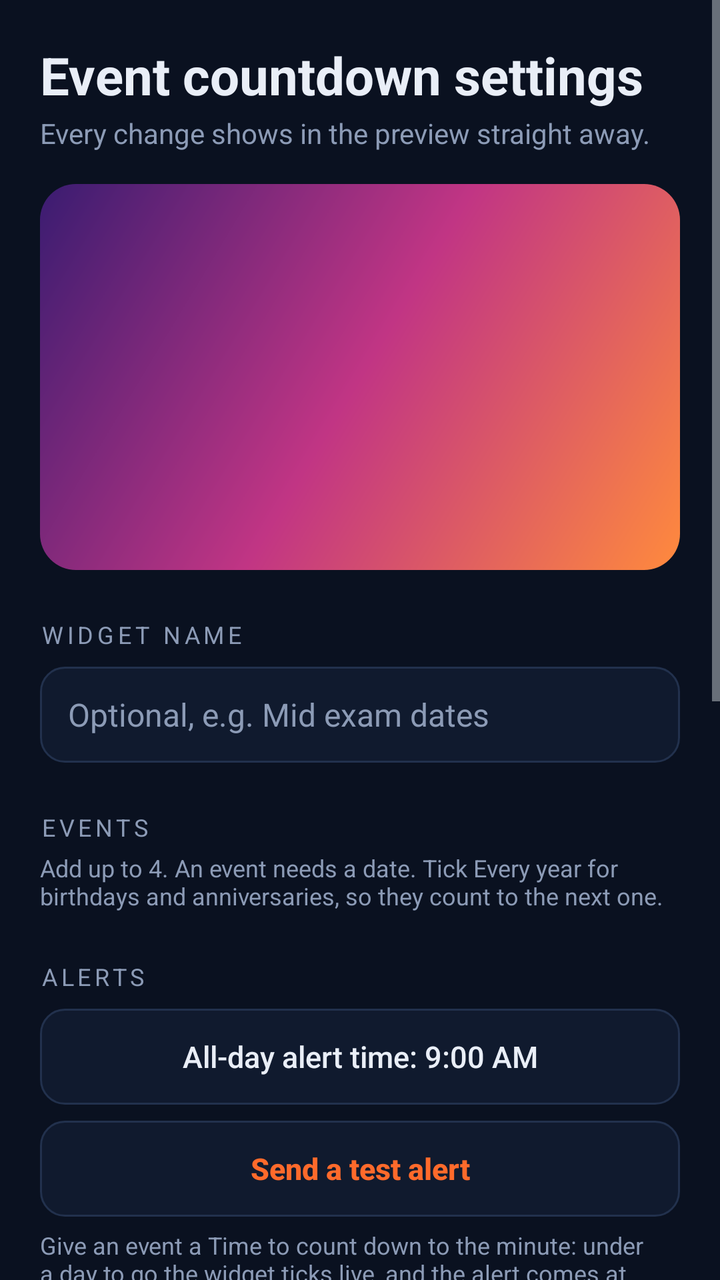
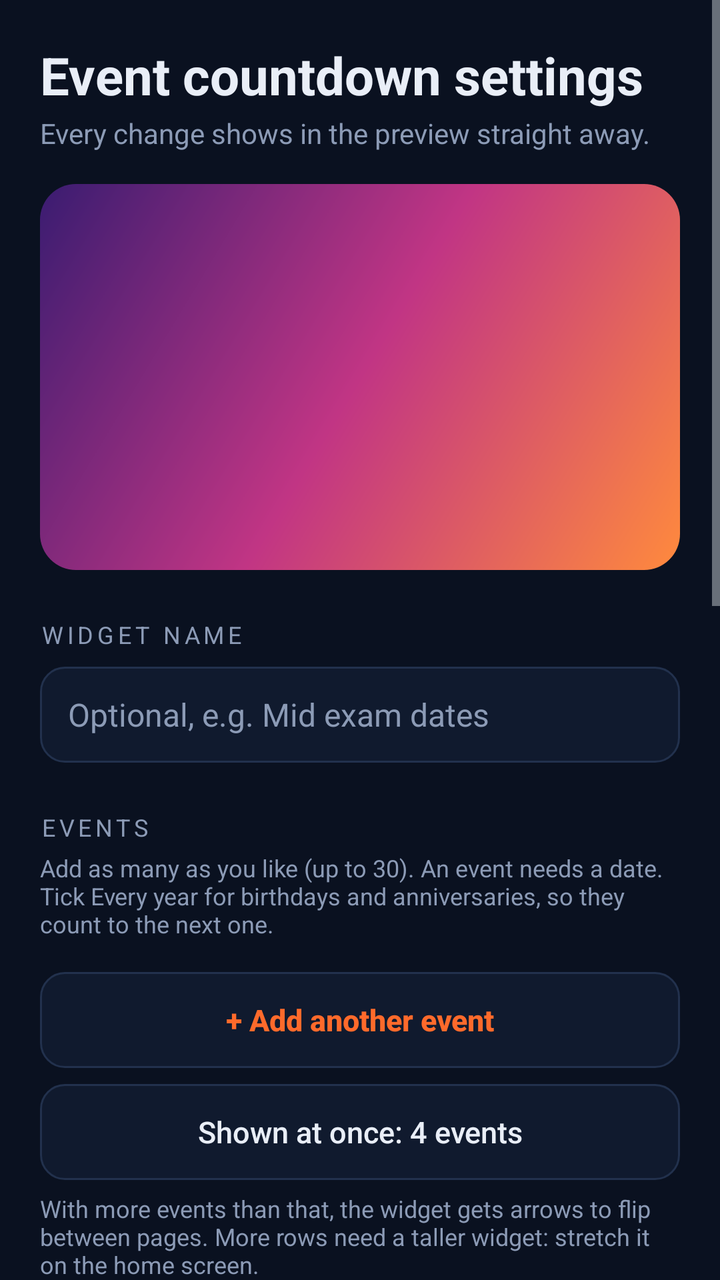

Screens rendered from an Android XML layout before and after an edit, with the pre-edit source and the edit as a unified diff.
<!-- AndroidManifest.xml: application theme AppTheme -->
<!-- res/layout/activity_config_events.xml -->
<?xml version="1.0" encoding="utf-8"?>
<ScrollView xmlns:android="http://schemas.android.com/apk/res/android"
    android:layout_width="match_parent"
    android:layout_height="match_parent"
    android:background="@color/bg"
    android:fillViewport="true">

    <LinearLayout
        android:layout_width="match_parent"
        android:layout_height="wrap_content"
        android:orientation="vertical"
        android:padding="20dp">

        <TextView
            android:layout_width="match_parent"
            android:layout_height="wrap_content"
            android:text="Event countdown settings"
            android:textColor="@color/fg"
            android:textSize="26sp"
            android:textStyle="bold" />

        <TextView
            android:layout_width="match_parent"
            android:layout_height="wrap_content"
            android:layout_marginTop="2dp"
            android:text="Every change shows in the preview straight away."
            android:textColor="@color/muted"
            android:textSize="14sp" />

        <FrameLayout
            android:layout_width="match_parent"
            android:layout_height="wrap_content"
            android:layout_marginTop="16dp"
            android:background="@drawable/preview_backdrop"
            android:padding="14dp">

            <FrameLayout
                android:id="@+id/preview_host"
                android:layout_width="match_parent"
                android:layout_height="165dp" />
        </FrameLayout>

        <TextView
            android:layout_width="wrap_content"
            android:layout_height="wrap_content"
            android:layout_marginTop="24dp"
            android:letterSpacing="0.16"
            android:text="Widget name"
            android:textAllCaps="true"
            android:textColor="@color/muted"
            android:textSize="12sp" />

        <EditText
            android:id="@+id/et_widget_title"
            android:layout_width="match_parent"
            android:layout_height="48dp"
            android:layout_marginTop="8dp"
            android:background="@drawable/bg_field"
            android:hint="Optional, e.g. Mid exam dates"
            android:imeOptions="actionDone"
            android:inputType="textCapWords"
            android:maxLength="30"
            android:maxLines="1"
            android:paddingHorizontal="14dp"
            android:textColor="@color/fg"
            android:textColorHint="@color/muted"
            android:textSize="16sp" />

        <TextView
            android:layout_width="wrap_content"
            android:layout_height="wrap_content"
            android:layout_marginTop="24dp"
            android:letterSpacing="0.16"
            android:text="Events"
            android:textAllCaps="true"
            android:textColor="@color/muted"
            android:textSize="12sp" />

        <TextView
            android:layout_width="match_parent"
            android:layout_height="wrap_content"
            android:layout_marginTop="4dp"
            android:text="Add up to 4. An event needs a date. Tick Every year for birthdays and anniversaries, so they count to the next one."
            android:textColor="@color/muted"
            android:textSize="12sp" />

        <LinearLayout
            android:id="@+id/events_container"
            android:layout_width="match_parent"
            android:layout_height="wrap_content"
            android:orientation="vertical" />

        <TextView
            android:layout_width="wrap_content"
            android:layout_height="wrap_content"
            android:layout_marginTop="24dp"
            android:letterSpacing="0.16"
            android:text="Alerts"
            android:textAllCaps="true"
            android:textColor="@color/muted"
            android:textSize="12sp" />

        <Button
            android:id="@+id/btn_notify_time"
            android:layout_width="match_parent"
            android:layout_height="48dp"
            android:layout_marginTop="8dp"
            android:background="@drawable/bg_button_outline"
            android:stateListAnimator="@null"
            android:text="All-day alert time: 9:00 AM"
            android:textAllCaps="false"
            android:textColor="@color/fg"
            android:textSize="15sp" />

        <Button
            android:id="@+id/btn_test_alert"
            android:layout_width="match_parent"
            android:layout_height="48dp"
            android:layout_marginTop="8dp"
            android:background="@drawable/bg_button_outline"
            android:stateListAnimator="@null"
            android:text="Send a test alert"
            android:textAllCaps="false"
            android:textColor="@color/accent"
            android:textSize="15sp"
            android:textStyle="bold" />

        <TextView
            android:layout_width="match_parent"
            android:layout_height="wrap_content"
            android:layout_marginTop="6dp"
            android:text="Give an event a Time to count down to the minute: under a day to go the widget ticks live, and the alert comes at that time. Events without a time count days and alert at the all-day alert time. Set Alert to Notification or Ringtone; a ringtone alert rings with your phone's ringtone until you tap or swipe it away (at most one minute). The alerts of a widget stop if you remove the widget. On some phones you also need to allow this app to run in the background (auto-start or battery settings)."
            android:textColor="@color/muted"
            android:textSize="12sp" />

        <include
            layout="@layout/view_look"
            android:layout_width="match_parent"
            android:layout_height="wrap_content" />

        <Button
            android:id="@+id/btn_save"
            android:layout_width="match_parent"
            android:layout_height="52dp"
            android:layout_marginTop="28dp"
            android:background="@drawable/bg_button_primary"
            android:stateListAnimator="@null"
            android:text="Save widget"
            android:textAllCaps="false"
            android:textColor="@color/on_accent"
            android:textSize="16sp"
            android:textStyle="bold" />
    </LinearLayout>
</ScrollView>
<!-- res/layout/view_look.xml (included above) -->
<?xml version="1.0" encoding="utf-8"?>
<LinearLayout xmlns:android="http://schemas.android.com/apk/res/android"
    android:layout_width="match_parent"
    android:layout_height="wrap_content"
    android:orientation="vertical">

    <TextView
        android:layout_width="wrap_content"
        android:layout_height="wrap_content"
        android:layout_marginTop="24dp"
        android:letterSpacing="0.16"
        android:text="Color theme"
        android:textAllCaps="true"
        android:textColor="@color/muted"
        android:textSize="12sp" />

    <HorizontalScrollView
        android:layout_width="match_parent"
        android:layout_height="wrap_content"
        android:layout_marginTop="8dp"
        android:scrollbars="none">

        <LinearLayout
            android:id="@+id/presets_row"
            android:layout_width="wrap_content"
            android:layout_height="wrap_content"
            android:orientation="horizontal" />
    </HorizontalScrollView>

    <Button
        android:id="@+id/btn_c_bg"
        android:layout_width="match_parent"
        android:layout_height="48dp"
        android:layout_marginTop="10dp"
        android:background="@drawable/bg_button_outline"
        android:gravity="start|center_vertical"
        android:paddingHorizontal="16dp"
        android:stateListAnimator="@null"
        android:text="Background color"
        android:textAllCaps="false"
        android:textColor="@color/fg"
        android:textSize="15sp" />

    <Button
        android:id="@+id/btn_c_fg"
        android:layout_width="match_parent"
        android:layout_height="48dp"
        android:layout_marginTop="8dp"
        android:background="@drawable/bg_button_outline"
        android:gravity="start|center_vertical"
        android:paddingHorizontal="16dp"
        android:stateListAnimator="@null"
        android:text="Text color"
        android:textAllCaps="false"
        android:textColor="@color/fg"
        android:textSize="15sp" />

    <Button
        android:id="@+id/btn_c_accent"
        android:layout_width="match_parent"
        android:layout_height="48dp"
        android:layout_marginTop="8dp"
        android:background="@drawable/bg_button_outline"
        android:gravity="start|center_vertical"
        android:paddingHorizontal="16dp"
        android:stateListAnimator="@null"
        android:text="Accent color"
        android:textAllCaps="false"
        android:textColor="@color/fg"
        android:textSize="15sp" />

    <TextView
        android:layout_width="wrap_content"
        android:layout_height="wrap_content"
        android:layout_marginTop="24dp"
        android:letterSpacing="0.16"
        android:text="Transparency"
        android:textAllCaps="true"
        android:textColor="@color/muted"
        android:textSize="12sp" />

    <TextView
        android:id="@+id/tv_opacity"
        android:layout_width="match_parent"
        android:layout_height="wrap_content"
        android:layout_marginTop="8dp"
        android:text="Background opacity: 100%"
        android:textColor="@color/fg"
        android:textSize="15sp" />

    <SeekBar
        android:id="@+id/sb_opacity"
        android:layout_width="match_parent"
        android:layout_height="wrap_content"
        android:layout_marginTop="4dp"
        android:max="100"
        android:progress="100" />

    <TextView
        android:layout_width="match_parent"
        android:layout_height="wrap_content"
        android:text="At 0% only the text shows, floating over your wallpaper."
        android:textColor="@color/muted"
        android:textSize="12sp" />
</LinearLayout>
<!-- resources referenced by this layout -->
<resources>
  <color name="accent">#FF6A2B</color>
  <color name="bg">#0A1120</color>
  <color name="fg">#E9EEF7</color>
  <color name="muted">#8C9BB6</color>
  <color name="on_accent">#1B0B03</color>
  <!-- drawable bg_button_outline (drawable) -->
  <?xml version="1.0" encoding="utf-8"?>
  <ripple xmlns:android="http://schemas.android.com/apk/res/android"
      android:color="#33FFFFFF">
      <item>
          <shape android:shape="rectangle">
              <solid android:color="@color/surface" />
              <stroke
                  android:width="1dp"
                  android:color="@color/line" />
              <corners android:radius="12dp" />
          </shape>
      </item>
  </ripple>
  <!-- drawable bg_button_primary (drawable) -->
  <?xml version="1.0" encoding="utf-8"?>
  <ripple xmlns:android="http://schemas.android.com/apk/res/android"
      android:color="#33FFFFFF">
      <item>
          <shape android:shape="rectangle">
              <solid android:color="@color/accent" />
              <corners android:radius="12dp" />
          </shape>
      </item>
  </ripple>
  <!-- drawable bg_field (drawable) -->
  <?xml version="1.0" encoding="utf-8"?>
  <shape xmlns:android="http://schemas.android.com/apk/res/android"
      android:shape="rectangle">
      <solid android:color="@color/surface" />
      <stroke
          android:width="1dp"
          android:color="@color/line" />
      <corners android:radius="12dp" />
  </shape>
  <!-- drawable preview_backdrop (drawable) -->
  <?xml version="1.0" encoding="utf-8"?>
  <shape xmlns:android="http://schemas.android.com/apk/res/android"
      android:shape="rectangle">
      <gradient
          android:angle="135"
          android:centerColor="#C13584"
          android:endColor="#3A1C71"
          android:startColor="#FF8A3D" />
      <corners android:radius="18dp" />
  </shape>
  <style name="AppTheme" parent="android:Theme.DeviceDefault.NoActionBar">
          <item name="android:windowBackground">@color/bg</item>
          <item name="android:statusBarColor">@color/bg</item>
          <item name="android:navigationBarColor">@color/bg</item>
          <item name="android:colorAccent">@color/accent</item>
      </style>
  <color name="surface">#101A2E</color>
  <color name="line">#22314D</color>
</resources>

<!-- the commit's change to res/layout/activity_config_events.xml (unified diff, before → after) -->
@@ -1,5 +1,6 @@
 <?xml version="1.0" encoding="utf-8"?>
 <ScrollView xmlns:android="http://schemas.android.com/apk/res/android"
+    android:id="@+id/config_scroll"
     android:layout_width="match_parent"
     android:layout_height="match_parent"
     android:background="@color/bg"
@@ -80,7 +81,7 @@
             android:layout_width="match_parent"
             android:layout_height="wrap_content"
             android:layout_marginTop="4dp"
-            android:text="Add up to 4. An event needs a date. Tick Every year for birthdays and anniversaries, so they count to the next one."
+            android:text="Add as many as you like (up to 30). An event needs a date. Tick Every year for birthdays and anniversaries, so they count to the next one."
             android:textColor="@color/muted"
             android:textSize="12sp" />
 
@@ -89,6 +90,40 @@
             android:layout_width="match_parent"
             android:layout_height="wrap_content"
             android:orientation="vertical" />
+
+        <Button
+            android:id="@+id/btn_add_event"
+            android:layout_width="match_parent"
+            android:layout_height="48dp"
+            android:layout_marginTop="16dp"
+            android:background="@drawable/bg_button_outline"
+            android:stateListAnimator="@null"
+            android:text="+ Add another event"
+            android:textAllCaps="false"
+            android:textColor="@color/accent"
+            android:textSize="15sp"
+            android:textStyle="bold" />
+
+        <Button
+            android:id="@+id/btn_per_page"
+            android:layout_width="match_parent"
+            android:layout_height="48dp"
+            android:layout_marginTop="8dp"
+            android:background="@drawable/bg_button_outline"
+            android:stateListAnimator="@null"
+            android:text="Shown at once: 4 events"
+            android:textAllCaps="false"
+            android:textColor="@color/fg"
+            android:textSize="15sp" />
+
+        <TextView
+            android:id="@+id/tv_per_page_help"
+            android:layout_width="match_parent"
+            android:layout_height="wrap_content"
+            android:layout_marginTop="6dp"
+            android:text="With more events than that, the widget gets arrows to flip between pages. More rows need a taller widget: stretch it on the home screen."
+            android:textColor="@color/muted"
+            android:textSize="12sp" />
 
         <TextView
             android:layout_width="wrap_content"
